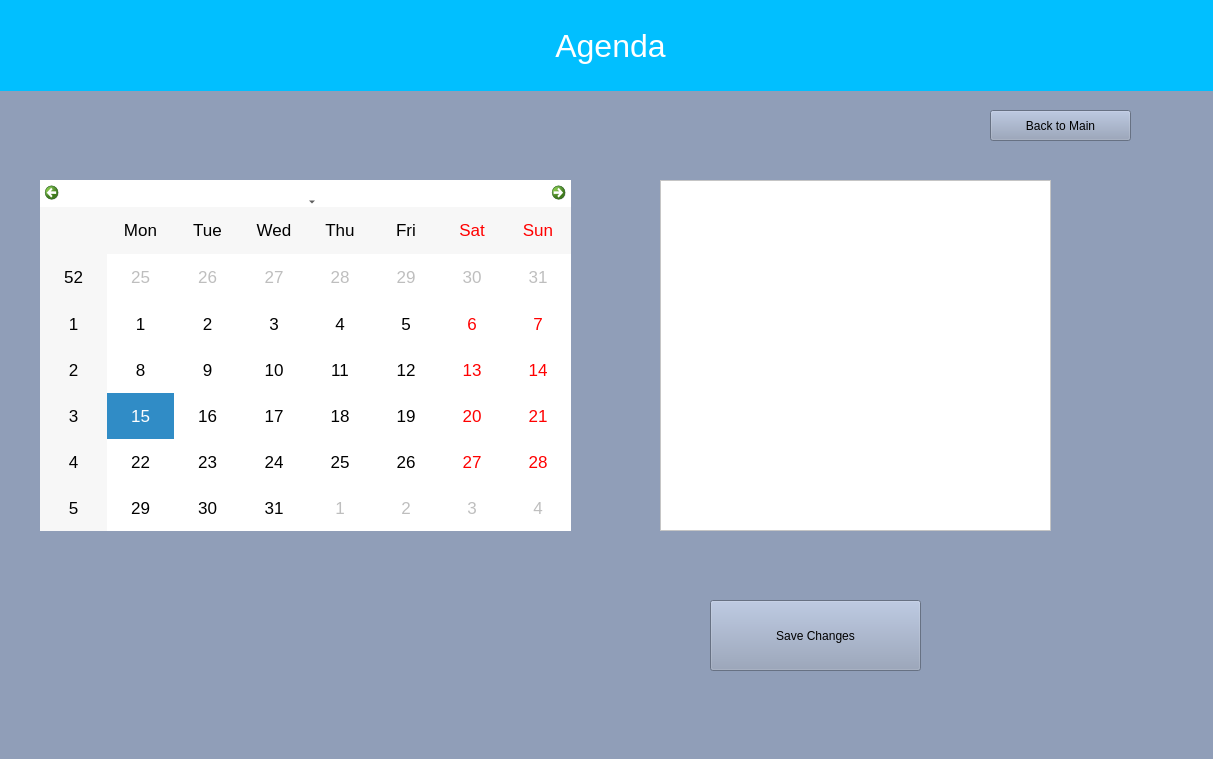
Old version of the form Agenda.ui in the repository Doblepe/PAM-GUI.
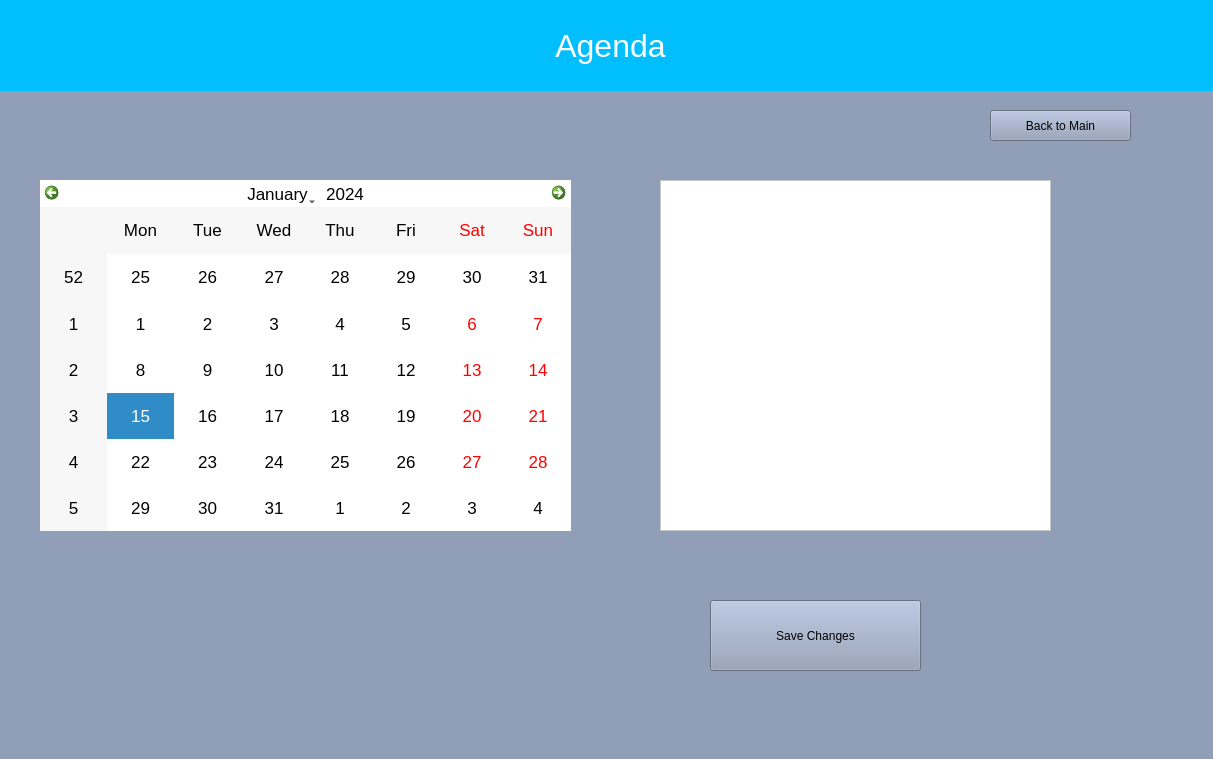
New version of the form.

```diff
--- a/Agenda.ui
+++ b/Agenda.ui
@@ -27,7 +27,8 @@
    </property>
    <property name="styleSheet">
     <string notr="true">background:white;
-font: 13pt;</string>
+font: 13pt;
+color:black;</string>
    </property>
   </widget>
   <widget class="QListWidget" name="listWidget">
```
Left out of the diff: 4 changed lines with no effect on the pictures.
